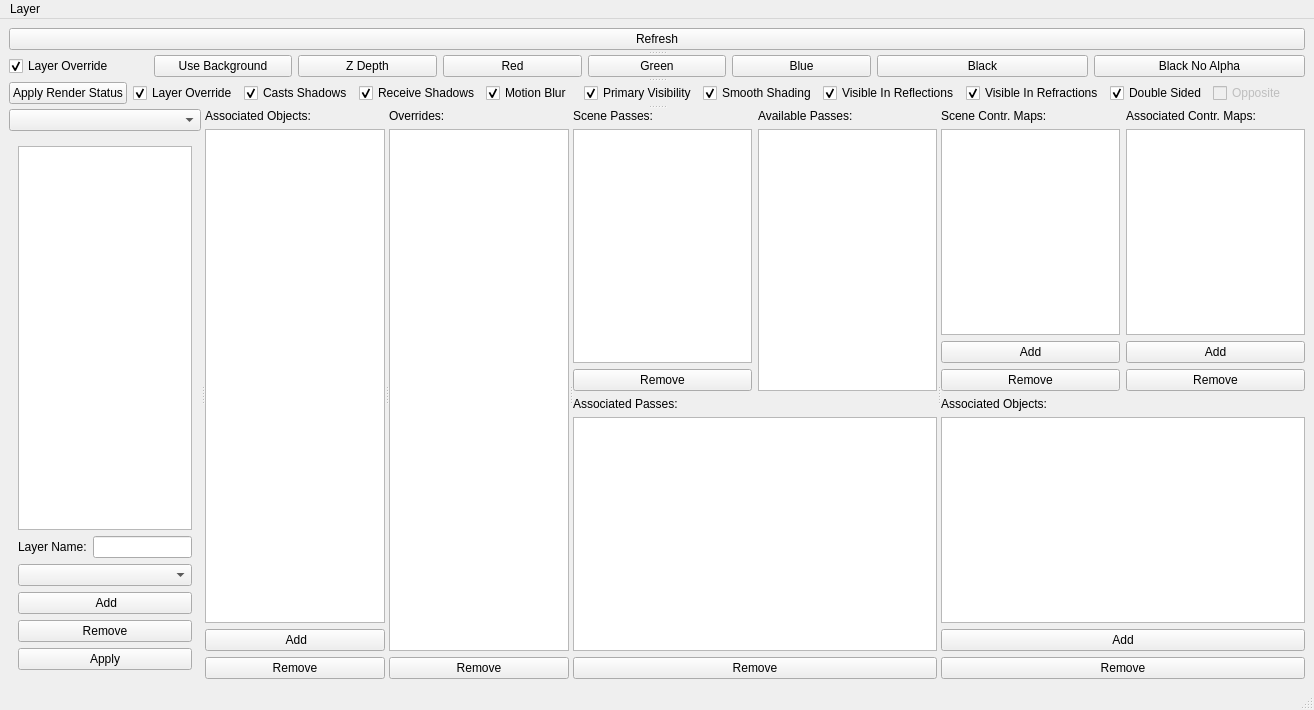
First picture: the form in Maya/Python/digital37/maya/lighting/MRRenderLayerPassManager.ui, repository Meglen56/digital37, before the edit.
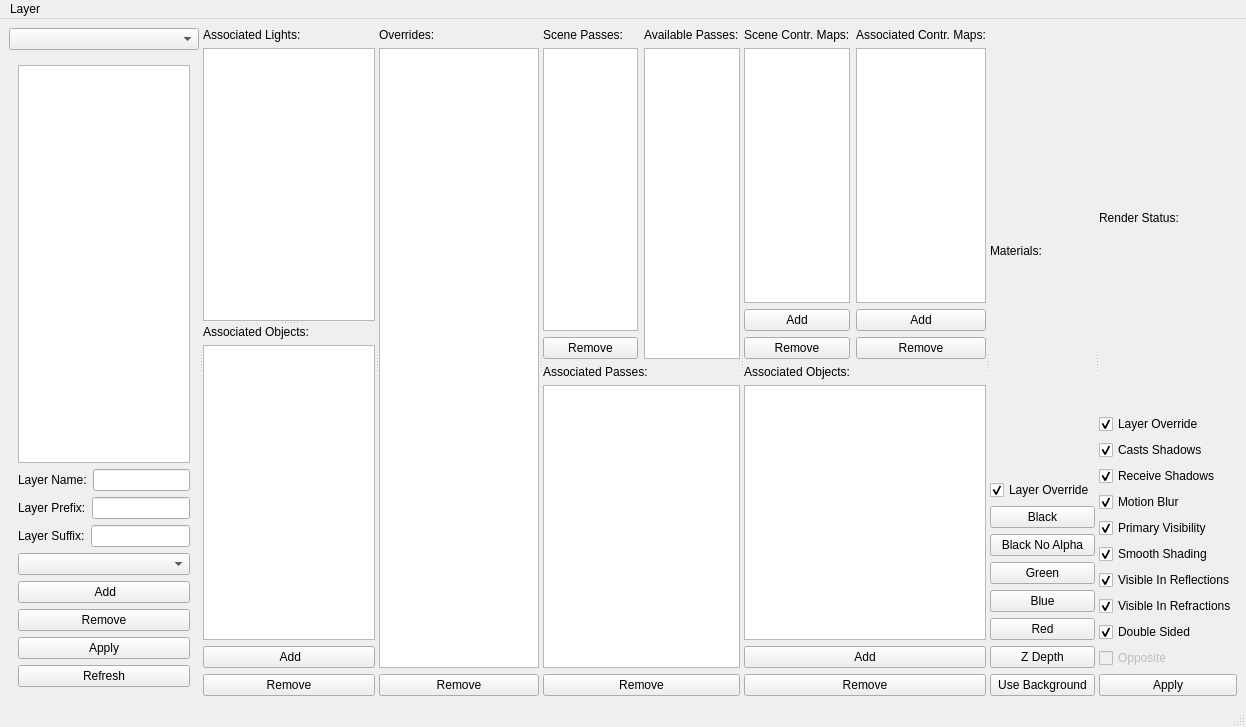
Second picture: the form after the edit.

```diff
--- a/Maya/Python/digital37/maya/lighting/MRRenderLayerPassManager.ui
+++ b/Maya/Python/digital37/maya/lighting/MRRenderLayerPassManager.ui
@@ -6,8 +6,8 @@
    <rect>
     <x>0</x>
     <y>0</y>
-    <width>1314</width>
-    <height>710</height>
+    <width>1246</width>
+    <height>727</height>
    </rect>
   </property>
   <property name="font">
@@ -22,232 +22,13 @@
    <locale language="English" country="UnitedStates"/>
   </property>
   <widget class="QWidget" name="centralwidget">
-   <layout class="QVBoxLayout" name="verticalLayout_3">
+   <layout class="QHBoxLayout" name="horizontalLayout">
     <item>
-     <widget class="QSplitter" name="splitter_2">
-      <property name="orientation">
-       <enum>Qt::Vertical</enum>
-      </property>
-      <widget class="QWidget" name="">
-       <layout class="QHBoxLayout" name="horizontalLayout_MenuBar">
-        <item>
-         <widget class="QPushButton" name="pushButton_refresh">
-          <property name="text">
-           <string>Refresh</string>
-          </property>
-         </widget>
-        </item>
-       </layout>
-      </widget>
-      <widget class="QWidget" name="layoutWidget_3">
-       <layout class="QHBoxLayout" name="horizontalLayout_10">
-        <property name="sizeConstraint">
-         <enum>QLayout::SetDefaultConstraint</enum>
-        </property>
-        <item>
-         <layout class="QHBoxLayout" name="horizontalLayout_createMaterials_04">
-          <item>
-           <widget class="QCheckBox" name="checkBox_layerOverride_materiral">
-            <property name="enabled">
-             <bool>true</bool>
-            </property>
-            <property name="text">
-             <string>Layer Override</string>
-            </property>
-            <property name="checked">
-             <bool>true</bool>
-            </property>
-           </widget>
-          </item>
-          <item>
-           <widget class="QPushButton" name="pushButton_CM_useBackground">
-            <property name="text">
-             <string>Use Background</string>
-            </property>
-           </widget>
-          </item>
-          <item>
-           <widget class="QPushButton" name="pushButton_CM_zDepth">
-            <property name="text">
-             <string>Z Depth</string>
-            </property>
-           </widget>
-          </item>
-         </layout>
-        </item>
-        <item>
-         <layout class="QHBoxLayout" name="horizontalLayout_createMaterials_03">
-          <item>
-           <widget class="QPushButton" name="pushButton_CM_red">
-            <property name="text">
-             <string>Red</string>
-            </property>
-           </widget>
-          </item>
-          <item>
-           <widget class="QPushButton" name="pushButton_CM_green">
-            <property name="text">
-             <string>Green</string>
-            </property>
-           </widget>
-          </item>
-          <item>
-           <widget class="QPushButton" name="pushButton_CM_blue">
-            <property name="text">
-             <string>Blue</string>
-            </property>
-           </widget>
-          </item>
-         </layout>
-        </item>
-        <item>
-         <layout class="QHBoxLayout" name="horizontalLayout_createMaterials_02">
-          <item>
-           <widget class="QPushButton" name="pushButton_CM_black">
-            <property name="text">
-             <string>Black</string>
-            </property>
-           </widget>
-          </item>
-          <item>
-           <widget class="QPushButton" name="pushButton_CM_blackNoAlpha">
-            <property name="text">
-             <string>Black No Alpha</string>
-            </property>
-           </widget>
-          </item>
-         </layout>
-        </item>
-       </layout>
-      </widget>
-      <widget class="QWidget" name="layoutWidget_4">
-       <layout class="QHBoxLayout" name="horizontalLayout_11">
-        <item>
-         <widget class="QPushButton" name="pushButton_RS_apply">
-          <property name="text">
-           <string>Apply Render Status</string>
-          </property>
-         </widget>
-        </item>
-        <item>
-         <widget class="QCheckBox" name="checkBox_layerOverride_status">
-          <property name="enabled">
-           <bool>true</bool>
-          </property>
-          <property name="text">
-           <string>Layer Override</string>
-          </property>
-          <property name="checked">
-           <bool>true</bool>
-          </property>
-         </widget>
-        </item>
-        <item>
-         <widget class="QCheckBox" name="checkBox_castsShadows">
-          <property name="enabled">
-           <bool>true</bool>
-          </property>
-          <property name="text">
-           <string>Casts Shadows</string>
-          </property>
-          <property name="checked">
-           <bool>true</bool>
-          </property>
-         </widget>
-        </item>
-        <item>
-         <widget class="QCheckBox" name="checkBox_receiveShadows">
-          <property name="text">
-           <string>Receive Shadows</string>
-          </property>
-          <property name="checked">
-           <bool>true</bool>
-          </property>
-         </widget>
-        </item>
-        <item>
-         <widget class="QCheckBox" name="checkBox_motionBlur">
-          <property name="text">
-           <string>Motion Blur</string>
-          </property>
-          <property name="checked">
-           <bool>true</bool>
-          </property>
-         </widget>
-        </item>
-        <item>
-         <widget class="QCheckBox" name="checkBox_primaryVisibility">
-          <property name="text">
-           <string>Primary Visibility</string>
-          </property>
-          <property name="checked">
-           <bool>true</bool>
-          </property>
-         </widget>
-        </item>
-        <item>
-         <widget class="QCheckBox" name="checkBox_smoothShading">
-          <property name="text">
-           <string>Smooth Shading</string>
-          </property>
-          <property name="checked">
-           <bool>true</bool>
-          </property>
-         </widget>
-        </item>
-        <item>
-         <widget class="QCheckBox" name="checkBox_visibleInReflections">
-          <property name="text">
-           <string>Visible In Reflections</string>
-          </property>
-          <property name="checked">
-           <bool>true</bool>
-          </property>
-         </widget>
-        </item>
-        <item>
-         <widget class="QCheckBox" name="checkBox_visibleInRefractions">
-          <property name="text">
-           <string>Visible In Refractions</string>
-          </property>
-          <property name="checked">
-           <bool>true</bool>
-          </property>
-         </widget>
-        </item>
-        <item>
-         <widget class="QCheckBox" name="checkBox_doubleSided">
-          <property name="text">
-           <string>Double Sided</string>
-          </property>
-          <property name="checked">
-           <bool>true</bool>
-          </property>
-          <property name="tristate">
-           <bool>false</bool>
-          </property>
-         </widget>
-        </item>
-        <item>
-         <widget class="QCheckBox" name="checkBox_opposite">
-          <property name="enabled">
-           <bool>false</bool>
-          </property>
-          <property name="text">
-           <string>Opposite</string>
-          </property>
-          <property name="checked">
-           <bool>false</bool>
-          </property>
-         </widget>
-        </item>
-       </layout>
-      </widget>
       <widget class="QSplitter" name="splitter">
        <property name="orientation">
         <enum>Qt::Horizontal</enum>
        </property>
-       <widget class="QWidget" name="">
+      <widget class="QWidget" name="layoutWidget">
         <layout class="QVBoxLayout" name="verticalLayout_L">
          <item>
           <layout class="QVBoxLayout" name="verticalLayout_10">
@@ -323,6 +104,34 @@
                    </item>
                   </layout>
                  </item>
+                <item>
+                 <layout class="QHBoxLayout" name="horizontalLayout_6">
+                  <item>
+                   <widget class="QLabel" name="label_layerName_2">
+                    <property name="text">
+                     <string>Layer Prefix:</string>
+                    </property>
+                   </widget>
+                  </item>
+                  <item>
+                   <widget class="QLineEdit" name="lineEdit_layerPrefix"/>
+                  </item>
+                 </layout>
+                </item>
+                <item>
+                 <layout class="QHBoxLayout" name="horizontalLayout_7">
+                  <item>
+                   <widget class="QLabel" name="label_layerName_3">
+                    <property name="text">
+                     <string>Layer Suffix:</string>
+                    </property>
+                   </widget>
+                  </item>
+                  <item>
+                   <widget class="QLineEdit" name="lineEdit_layerName_"/>
+                  </item>
+                 </layout>
+                </item>
                  <item>
                   <widget class="QComboBox" name="comboBox_CL"/>
                  </item>
@@ -347,6 +156,13 @@
                    </property>
                   </widget>
                  </item>
+                <item>
+                 <widget class="QPushButton" name="pushButton_refresh">
+                  <property name="text">
+                   <string>Refresh</string>
+                  </property>
+                 </widget>
+                </item>
                 </layout>
                </item>
               </layout>
@@ -357,9 +173,46 @@
          </item>
         </layout>
        </widget>
-       <widget class="QWidget" name="">
+      <widget class="QWidget" name="layoutWidget">
         <layout class="QVBoxLayout" name="verticalLayout_AO">
          <item>
+         <widget class="QSplitter" name="splitter_2">
+          <property name="orientation">
+           <enum>Qt::Vertical</enum>
+          </property>
+          <widget class="QWidget" name="layoutWidget_6">
+           <layout class="QVBoxLayout" name="verticalLayout_3" stretch="0,0">
+            <property name="sizeConstraint">
+             <enum>QLayout::SetDefaultConstraint</enum>
+            </property>
+            <item>
+             <widget class="QLabel" name="label_AL">
+              <property name="text">
+               <string>Associated Lights:</string>
+              </property>
+             </widget>
+            </item>
+            <item>
+             <widget class="QListWidget" name="listWidget_AL">
+              <property name="minimumSize">
+               <size>
+                <width>0</width>
+                <height>0</height>
+               </size>
+              </property>
+              <property name="locale">
+               <locale language="English" country="UnitedStates"/>
+              </property>
+              <property name="selectionMode">
+               <enum>QAbstractItemView::ExtendedSelection</enum>
+              </property>
+             </widget>
+            </item>
+           </layout>
+          </widget>
+          <widget class="QWidget" name="layoutWidget_7">
+           <layout class="QVBoxLayout" name="verticalLayout_5">
+            <item>
           <widget class="QLabel" name="label_OBJ">
            <property name="text">
             <string>Associated Objects:</string>
@@ -392,7 +245,11 @@
          </item>
         </layout>
        </widget>
-       <widget class="QWidget" name="">
+         </widget>
+        </item>
+       </layout>
+      </widget>
+      <widget class="QWidget" name="layoutWidget">
         <layout class="QVBoxLayout" name="verticalLayout_O">
          <item>
           <widget class="QLabel" name="label_Outline">
@@ -420,7 +277,7 @@
          </item>
         </layout>
        </widget>
-       <widget class="QWidget" name="">
+      <widget class="QWidget" name="layoutWidget">
         <layout class="QVBoxLayout" name="verticalLayout_P">
          <item>
           <layout class="QHBoxLayout" name="horizontalLayout_2">
@@ -536,7 +393,7 @@
         </layout>
        </widget>
        <widget class="QWidget" name="">
-        <layout class="QVBoxLayout" name="verticalLayout_M">
+       <layout class="QVBoxLayout" name="verticalLayout_AOCM">
          <item>
           <layout class="QHBoxLayout" name="horizontalLayout_5">
            <item>
@@ -630,7 +487,7 @@
           </layout>
          </item>
          <item>
-          <layout class="QVBoxLayout" name="verticalLayout_AOCM">
+         <layout class="QVBoxLayout" name="verticalLayout_AOCM2">
            <item>
             <widget class="QLabel" name="label_CM_3">
              <property name="text">
@@ -675,6 +532,208 @@
          </item>
         </layout>
        </widget>
+      <widget class="QWidget" name="layoutWidget_3">
+       <layout class="QVBoxLayout" name="verticalLayout_MA">
+        <item>
+         <widget class="QLabel" name="label_OBJ_2">
+          <property name="text">
+           <string>Materials:</string>
+          </property>
+         </widget>
+        </item>
+        <item>
+         <widget class="QCheckBox" name="checkBox_layerOverride_materiral">
+          <property name="enabled">
+           <bool>true</bool>
+          </property>
+          <property name="text">
+           <string>Layer Override</string>
+          </property>
+          <property name="checked">
+           <bool>true</bool>
+          </property>
+         </widget>
+        </item>
+        <item>
+         <widget class="QPushButton" name="pushButton_CM_black">
+          <property name="text">
+           <string>Black</string>
+          </property>
+         </widget>
+        </item>
+        <item>
+         <widget class="QPushButton" name="pushButton_CM_blackNoAlpha">
+          <property name="text">
+           <string>Black No Alpha</string>
+          </property>
+         </widget>
+        </item>
+        <item>
+         <widget class="QPushButton" name="pushButton_CM_green">
+          <property name="text">
+           <string>Green</string>
+          </property>
+         </widget>
+        </item>
+        <item>
+         <widget class="QPushButton" name="pushButton_CM_blue">
+          <property name="text">
+           <string>Blue</string>
+          </property>
+         </widget>
+        </item>
+        <item>
+         <widget class="QPushButton" name="pushButton_CM_red">
+          <property name="text">
+           <string>Red</string>
+          </property>
+         </widget>
+        </item>
+        <item>
+         <widget class="QPushButton" name="pushButton_CM_zDepth">
+          <property name="text">
+           <string>Z Depth</string>
+          </property>
+         </widget>
+        </item>
+        <item>
+         <widget class="QPushButton" name="pushButton_CM_useBackground">
+          <property name="text">
+           <string>Use Background</string>
+          </property>
+         </widget>
+        </item>
+       </layout>
+      </widget>
+      <widget class="QWidget" name="layoutWidget_4">
+       <layout class="QVBoxLayout" name="verticalLayout_RS">
+        <item>
+         <widget class="QLabel" name="label_OBJ_3">
+          <property name="text">
+           <string>Render Status:</string>
+          </property>
+         </widget>
+        </item>
+        <item>
+         <widget class="QCheckBox" name="checkBox_layerOverride_status">
+          <property name="enabled">
+           <bool>true</bool>
+          </property>
+          <property name="text">
+           <string>Layer Override</string>
+          </property>
+          <property name="checked">
+           <bool>true</bool>
+          </property>
+         </widget>
+        </item>
+        <item>
+         <widget class="QCheckBox" name="checkBox_castsShadows">
+          <property name="enabled">
+           <bool>true</bool>
+          </property>
+          <property name="text">
+           <string>Casts Shadows</string>
+          </property>
+          <property name="checked">
+           <bool>true</bool>
+          </property>
+         </widget>
+        </item>
+        <item>
+         <widget class="QCheckBox" name="checkBox_receiveShadows">
+          <property name="text">
+           <string>Receive Shadows</string>
+          </property>
+          <property name="checked">
+           <bool>true</bool>
+          </property>
+         </widget>
+        </item>
+        <item>
+         <widget class="QCheckBox" name="checkBox_motionBlur">
+          <property name="text">
+           <string>Motion Blur</string>
+          </property>
+          <property name="checked">
+           <bool>true</bool>
+          </property>
+         </widget>
+        </item>
+        <item>
+         <widget class="QCheckBox" name="checkBox_primaryVisibility">
+          <property name="text">
+           <string>Primary Visibility</string>
+          </property>
+          <property name="checked">
+           <bool>true</bool>
+          </property>
+         </widget>
+        </item>
+        <item>
+         <widget class="QCheckBox" name="checkBox_smoothShading">
+          <property name="text">
+           <string>Smooth Shading</string>
+          </property>
+          <property name="checked">
+           <bool>true</bool>
+          </property>
+         </widget>
+        </item>
+        <item>
+         <widget class="QCheckBox" name="checkBox_visibleInReflections">
+          <property name="text">
+           <string>Visible In Reflections</string>
+          </property>
+          <property name="checked">
+           <bool>true</bool>
+          </property>
+         </widget>
+        </item>
+        <item>
+         <widget class="QCheckBox" name="checkBox_visibleInRefractions">
+          <property name="text">
+           <string>Visible In Refractions</string>
+          </property>
+          <property name="checked">
+           <bool>true</bool>
+          </property>
+         </widget>
+        </item>
+        <item>
+         <widget class="QCheckBox" name="checkBox_doubleSided">
+          <property name="text">
+           <string>Double Sided</string>
+          </property>
+          <property name="checked">
+           <bool>true</bool>
+          </property>
+          <property name="tristate">
+           <bool>false</bool>
+          </property>
+         </widget>
+        </item>
+        <item>
+         <widget class="QCheckBox" name="checkBox_opposite">
+          <property name="enabled">
+           <bool>false</bool>
+          </property>
+          <property name="text">
+           <string>Opposite</string>
+          </property>
+          <property name="checked">
+           <bool>false</bool>
+          </property>
+         </widget>
+        </item>
+        <item>
+         <widget class="QPushButton" name="pushButton_RS_apply">
+          <property name="text">
+           <string>Apply</string>
+          </property>
+         </widget>
+        </item>
+       </layout>
       </widget>
      </widget>
     </item>
@@ -686,7 +745,7 @@
     <rect>
      <x>0</x>
      <y>0</y>
-     <width>1314</width>
+     <width>1246</width>
      <height>18</height>
     </rect>
    </property>
```
Lines whose indentation alone changed are shown as unchanged.
